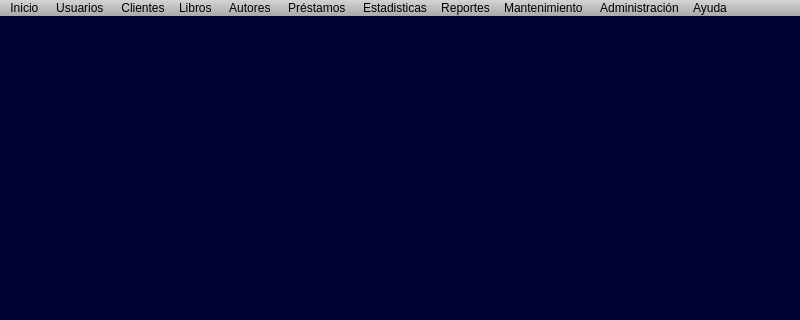
Alonsou29/bibliotknew, file frames/panel.ui: the form before one commit; both pictures show x 0 to 800 and y 0 to 320 of the 800 by 600 pixel window.
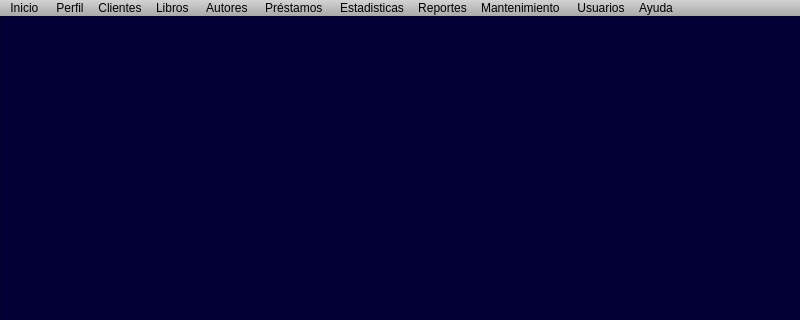
The form after the commit. The open tabs and pages were chosen to show the change. Icons and pictures are not drawn.

Commit message: se cambio la conexion con la pantalla del panel y se modifico el menubar

The edit to the form file:
```diff
--- a/frames/panel.ui
+++ b/frames/panel.ui
@@ -1885,9 +1885,9 @@
      <string>Inicio </string>
     </property>
    </widget>
-   <widget class="QMenu" name="menuUsuarios">
+   <widget class="QMenu" name="menuPerfil">
     <property name="title">
-     <string>Usuarios </string>
+     <string>Perfil</string>
     </property>
     <addaction name="separator"/>
     <addaction name="actionRegistrosU"/>
@@ -1941,9 +1941,9 @@
      <string>Mantenimiento </string>
     </property>
    </widget>
-   <widget class="QMenu" name="menuAdministraci_n">
+   <widget class="QMenu" name="menuUsuarios">
     <property name="title">
-     <string>Administración</string>
+     <string>Usuarios</string>
     </property>
    </widget>
    <widget class="QMenu" name="menuAyuda">
@@ -1953,7 +1953,7 @@
     <addaction name="actionAcerca_de"/>
    </widget>
    <addaction name="menuInicio"/>
-   <addaction name="menuUsuarios"/>
+   <addaction name="menuPerfil"/>
    <addaction name="menuClientes"/>
    <addaction name="menuLibros"/>
    <addaction name="menuAutores"/>
@@ -1961,7 +1961,7 @@
    <addaction name="menuEstadisticas"/>
    <addaction name="menuReportes"/>
    <addaction name="menuMantenimiento"/>
-   <addaction name="menuAdministraci_n"/>
+   <addaction name="menuUsuarios"/>
    <addaction name="menuAyuda"/>
   </widget>
   <action name="actionDf">
```
Left out of the diff: 61 changed lines with no effect on the pictures. The commit also changes 1 other file.
